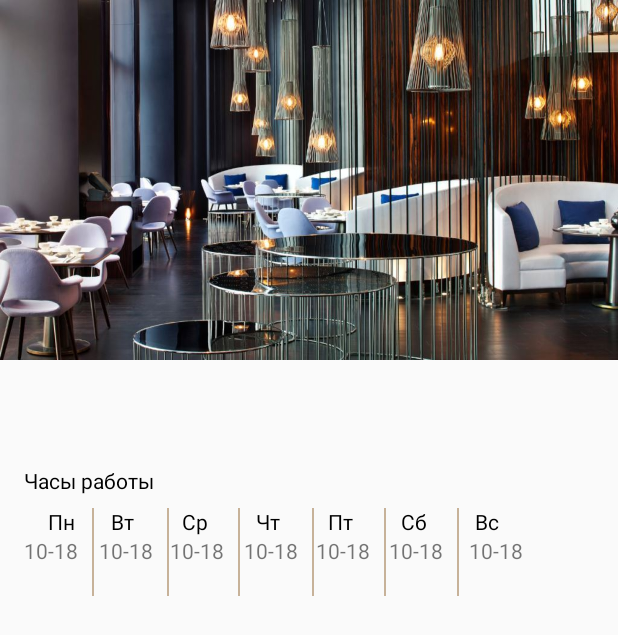
After one commit to Tynx11/Tarex, an Android app: the layout activity_restaraunt.xml on its own in the app's theme, with its tools: preview values and no code run, on a phone screen of 412 x 824 dp. The commit adds this screen. Shown: the top 635 px of the screen. Run offline under Robolectric (Android 15) with nearby library versions, the phone set to English and light mode, and no system bars.

Commit message:
Added activity restaraunt

```diff
--- /dev/null
+++ b/app/src/main/res/drawable/line.xml
@@ -0,0 +1,12 @@
+<?xml version="1.0" encoding="utf-8"?>
+<rotate xmlns:android="http://schemas.android.com/apk/res/android"
+    android:fromDegrees="90"
+    android:toDegrees="90">
+<shape
+    android:shape="line">
+
+    <stroke
+        android:color="#C7B299"
+        android:width="1dp"/>
+</shape>
+</rotate>
--- /dev/null
+++ b/app/src/main/res/layout/activity_restaraunt.xml
@@ -0,0 +1,45 @@
+<android.support.design.widget.CoordinatorLayout
+    xmlns:android="http://schemas.android.com/apk/res/android"
+    xmlns:app="http://schemas.android.com/apk/res-auto"
+    xmlns:tools="http://schemas.android.com/tools"
+    android:layout_width="match_parent"
+    android:layout_height="match_parent"
+    android:fitsSystemWindows="true"
+    >
+
+    <android.support.design.widget.AppBarLayout
+        android:id="@+id/ab_restaraunt"
+        android:layout_width="match_parent"
+        android:layout_height="@dimen/height_app_bar"
+        android:fitsSystemWindows="true"
+        android:theme="@style/ThemeOverlay.AppCompat.Dark.ActionBar">
+
+        <android.support.design.widget.CollapsingToolbarLayout
+            android:id="@+id/ct_restaraunt"
+            android:layout_width="match_parent"
+            android:layout_height="match_parent"
+            android:fitsSystemWindows="true"
+            app:contentScrim="?attr/colorPrimary"
+            app:layout_scrollFlags="scroll|exitUntilCollapsed">
+
+            <ImageView
+                android:id="@+id/iv_restaraunt"
+                android:layout_width="match_parent"
+                android:layout_height="@dimen/height_app_bar"
+                android:fitsSystemWindows="true"
+                android:scaleType="fitXY"
+                app:layout_collapseMode="parallax"
+                tools:src="@drawable/asd"/>
+
+            <android.support.v7.widget.Toolbar
+                android:id="@+id/tb_restaraunt"
+                android:layout_width="match_parent"
+                android:layout_height="?attr/actionBarSize"
+                app:layout_collapseMode="pin"
+                app:popupTheme="@style/ThemeOverlay.AppCompat.Light"/>
+        </android.support.design.widget.CollapsingToolbarLayout>
+    </android.support.design.widget.AppBarLayout>
+
+    <include layout="@layout/layout_restraunt"/>
+
+</android.support.design.widget.CoordinatorLayout>
--- a/app/src/main/res/layout/item_restaraunt.xml
+++ b/app/src/main/res/layout/item_restaraunt.xml
@@ -1,4 +1,5 @@
 <?xml version="1.0" encoding="utf-8"?>
+
 <LinearLayout xmlns:android="http://schemas.android.com/apk/res/android"
     xmlns:app="http://schemas.android.com/apk/res-auto"
     xmlns:tools="http://schemas.android.com/tools"
@@ -6,31 +7,25 @@
     android:layout_width="match_parent"
     android:layout_height="match_parent"
     android:orientation="vertical"
-    android:paddingEnd="16dp"
-    android:paddingStart="16dp">
-
+    android:paddingEnd="@dimen/padding_medium"
+    android:paddingStart="@dimen/padding_medium">
 
     <android.support.v7.widget.CardView
         android:layout_width="match_parent"
         android:layout_height="200dp"
-        android:layout_marginTop="16dp"
-        app:cardCornerRadius="8dp"
-        app:cardElevation="15dp">
+        android:layout_marginTop="@dimen/margin_medium"
+        app:cardCornerRadius="@dimen/card_small"
+        app:cardElevation="@dimen/card_medium">
 
         <com.makeramen.roundedimageview.RoundedImageView
+            android:id="@+id/iv_restaraunt"
             android:layout_width="match_parent"
             android:layout_height="match_parent"
             android:scaleType="centerCrop"
-            android:src="@drawable/asd"
-            app:riv_corner_radius="8dp" />
-
+            tools:src="@drawable/asd"
+            app:riv_corner_radius="@dimen/corner_small" />
 
     </android.support.v7.widget.CardView>
-
-
-
-
-
 
     <RelativeLayout
         android:layout_width="match_parent"
@@ -39,21 +34,21 @@
             android:id="@+id/tv_name"
             android:layout_width="240dp"
             android:layout_height="wrap_content"
-            android:layout_marginTop="16dp"
-            android:layout_marginLeft="8dp"
+            android:layout_marginTop="@dimen/margin_medium"
+            android:layout_marginLeft="@dimen/margin_small"
             android:typeface="sans"
             android:textColor="@color/colorBlack"
-            android:textSize="16sp"
-            tools:text="HUMO Chaihona restaraunt" />
+            android:textSize="@dimen/text_medium"
+            tools:text="@string/name_restaraunt" />
         <TextView
             android:id="@+id/tv_description"
             android:layout_width="match_parent"
             android:layout_height="35dp"
             android:layout_below="@id/tv_name"
-            android:layout_marginTop="4dp"
-            android:layout_marginLeft="8dp"
-            android:layout_marginRight="40dp"
-            tools:text="Lorem ipsum dolar sit amet, consectetur adiping elit. "/>
+            android:layout_marginTop="@dimen/margin_xsmall"
+            android:layout_marginLeft="@dimen/margin_small"
+            android:layout_marginRight="@dimen/margin_xxlarge"
+            tools:text="@string/lorem_ipsum"/>
         <LinearLayout
             android:layout_width="wrap_content"
             android:layout_height="wrap_content"
@@ -62,32 +57,32 @@
                 android:id="@+id/iv_rybl_1"
                 android:layout_width="20dp"
                 android:layout_height="20dp"
-                android:layout_marginTop="16dp"
+                android:layout_marginTop="@dimen/margin_medium"
                 android:src="@drawable/ryblyellow"/>
             <ImageView
                 android:id="@+id/iv_rybl_2"
                 android:layout_width="20dp"
                 android:layout_height="20dp"
                 android:layout_toEndOf="@id/iv_rybl_1"
-                android:layout_marginTop="16dp"
+                android:layout_marginTop="@dimen/margin_medium"
                 android:src="@drawable/ryblyellow"/>
             <ImageView
                 android:id="@+id/iv_rybl_3"
                 android:layout_width="20dp"
                 android:layout_height="20dp"
-                android:layout_marginTop="16dp"
+                android:layout_marginTop="@dimen/margin_medium"
                 android:src="@drawable/ryblyellow"/>
             <ImageView
                 android:id="@+id/iv_rybl_4"
                 android:layout_width="20dp"
                 android:layout_height="20dp"
-                android:layout_marginTop="16dp"
+                android:layout_marginTop="@dimen/margin_medium"
                 android:src="@drawable/ryblgrey"/>
             <ImageView
                 android:id="@+id/iv_rybl_5"
                 android:layout_width="20dp"
                 android:layout_height="20dp"
-                android:layout_marginTop="16dp"
+                android:layout_marginTop="@dimen/margin_medium"
                 android:src="@drawable/ryblgrey"/>
 
         </LinearLayout>
--- /dev/null
+++ b/app/src/main/res/layout/layout_restraunt.xml
@@ -0,0 +1,206 @@
+<?xml version="1.0" encoding="utf-8"?>
+<android.support.v4.widget.NestedScrollView xmlns:android="http://schemas.android.com/apk/res/android"
+    xmlns:app="http://schemas.android.com/apk/res-auto"
+    xmlns:tools="http://schemas.android.com/tools"
+    android:layout_width="match_parent"
+    android:layout_height="match_parent"
+    app:layout_behavior="@string/appbar_scrolling_view_behavior"
+    tools:showIn="@layout/activity_restaraunt">
+
+    <LinearLayout
+        android:layout_width="match_parent"
+        android:layout_height="wrap_content"
+        android:layout_marginEnd="@dimen/margin_medium"
+        android:layout_marginStart="@dimen/margin_medium"
+        android:orientation="vertical">
+
+        <TextView
+            android:id="@+id/tv_name_restaraunt"
+            android:layout_width="wrap_content"
+            android:layout_height="wrap_content"
+            android:layout_marginTop="@dimen/margin_medium"
+            android:textColor="@color/colorBlack"
+            android:textSize="@dimen/text_large"
+            tools:text="@string/name_restaraunt"/>
+
+        <TextView
+            android:id="@+id/tv_description_details_restaraunt"
+            android:layout_width="wrap_content"
+            android:layout_height="wrap_content"
+            android:textColor="@color/colorPrimaryDark"
+            android:textSize="@dimen/text_small"
+            tools:text="Аделя Кутуя ул., 16 " />
+        <TextView
+            android:layout_width="wrap_content"
+            android:layout_height="wrap_content"
+            android:layout_marginTop="@dimen/margin_small"
+            android:textColor="@color/colorBlack"
+            android:text="@string/working_hours"/>
+<HorizontalScrollView
+    android:layout_width="wrap_content"
+    android:layout_height="wrap_content">
+        <RelativeLayout
+            android:layout_width="match_parent"
+            android:layout_height="wrap_content"
+            android:layout_marginTop="@dimen/margin_small"
+            android:orientation="horizontal">
+
+            <TextView
+                android:id="@+id/tv_1"
+                android:layout_width="wrap_content"
+                android:layout_height="wrap_content"
+                android:layout_marginLeft="@dimen/margin_medium"
+                android:layout_marginRight="@dimen/margin_medium"
+                android:textColor="@color/colorBlack"
+                android:text="@string/monday"/>
+
+            <TextView
+                android:layout_width="wrap_content"
+                android:layout_height="wrap_content"
+                android:layout_below="@id/tv_1"
+                android:text="10-18"/>
+
+            <ImageView
+                android:layout_width="60dp"
+                android:layout_height="60dp"
+                android:layout_marginLeft="@dimen/margin_medium"
+                android:src="@drawable/line"/>
+
+            <TextView
+                android:id="@+id/tv_2"
+                android:layout_width="wrap_content"
+                android:layout_height="wrap_content"
+                android:layout_toRightOf="@id/tv_1"
+                android:layout_marginLeft="@dimen/margin_small"
+                android:layout_marginRight="@dimen/margin_large"
+                android:textColor="@color/colorBlack"
+                android:text="@string/tuesday"/>
+            <TextView
+                android:layout_width="wrap_content"
+                android:layout_height="wrap_content"
+                android:layout_toRightOf="@id/tv_1"
+                android:layout_below="@id/tv_2"
+                android:text="10-18"/>
+            <ImageView
+                android:layout_width="60dp"
+                android:layout_height="60dp"
+                android:layout_marginLeft="@dimen/margin_medium"
+                android:src="@drawable/line"
+                android:layout_toRightOf="@id/tv_1"/>
+
+            <TextView
+                android:id="@+id/tv_3"
+                android:layout_width="wrap_content"
+                android:layout_height="wrap_content"
+                android:layout_toRightOf="@id/tv_2"
+                android:layout_marginLeft="@dimen/margin_small"
+                android:layout_marginRight="@dimen/margin_large"
+                android:textColor="@color/colorBlack"
+                android:text="@string/wednesday"/>
+            <TextView
+                android:layout_width="wrap_content"
+                android:layout_height="wrap_content"
+                android:layout_toRightOf="@id/tv_2"
+                android:layout_below="@id/tv_3"
+                android:text="10-18"/>
+            <ImageView
+                android:layout_width="60dp"
+                android:layout_height="60dp"
+                android:layout_marginLeft="@dimen/margin_medium"
+                android:src="@drawable/line"
+                android:layout_toRightOf="@id/tv_2"/>
+            <TextView
+                android:id="@+id/tv_4"
+                android:layout_width="wrap_content"
+                android:layout_height="wrap_content"
+                android:layout_toRightOf="@id/tv_3"
+                android:layout_marginLeft="@dimen/margin_small"
+                android:layout_marginRight="@dimen/margin_large"
+                android:textColor="@color/colorBlack"
+                android:text="@string/thursday"/>
+            <TextView
+                android:layout_width="wrap_content"
+                android:layout_height="wrap_content"
+                android:layout_toRightOf="@id/tv_3"
+                android:layout_below="@id/tv_4"
+                android:text="10-18"/>
+            <ImageView
+                android:layout_width="60dp"
+                android:layout_height="60dp"
+                android:layout_marginLeft="@dimen/margin_medium"
+                android:src="@drawable/line"
+                android:layout_toRightOf="@id/tv_3"/>
+            <TextView
+                android:id="@+id/tv_5"
+                android:layout_width="wrap_content"
+                android:layout_height="wrap_content"
+                android:layout_toRightOf="@id/tv_4"
+                android:layout_marginLeft="@dimen/margin_small"
+                android:layout_marginRight="@dimen/margin_large"
+                android:textColor="@color/colorBlack"
+                android:text="@string/friday"/>
+            <TextView
+                android:layout_width="wrap_content"
+                android:layout_height="wrap_content"
+                android:layout_toRightOf="@id/tv_4"
+                android:layout_below="@id/tv_5"
+                android:text="10-18"/>
+            <ImageView
+                android:layout_width="60dp"
+                android:layout_height="60dp"
+                android:layout_marginLeft="@dimen/margin_medium"
+                android:src="@drawable/line"
+                android:layout_toRightOf="@id/tv_4"/>
+            <TextView
+                android:id="@+id/tv_6"
+                android:layout_width="wrap_content"
+                android:layout_height="wrap_content"
+                android:layout_toRightOf="@id/tv_5"
+                android:layout_marginLeft="@dimen/margin_small"
+                android:layout_marginRight="@dimen/margin_xlarge"
+                android:textColor="@color/colorBlack"
+                android:text="@string/saturday"/>
+            <TextView
+                android:layout_width="wrap_content"
+                android:layout_height="wrap_content"
+                android:layout_toRightOf="@id/tv_5"
+                android:layout_below="@id/tv_6"
+                android:text="10-18"/>
+            <ImageView
+                android:layout_width="60dp"
+                android:layout_height="60dp"
+                android:layout_marginLeft="@dimen/margin_medium"
+                android:src="@drawable/line"
+                android:layout_toRightOf="@id/tv_5"/>
+            <TextView
+                android:id="@+id/tv_7"
+                android:layout_width="wrap_content"
+                android:layout_height="wrap_content"
+                android:layout_toRightOf="@id/tv_6"
+                android:textColor="@color/colorBlack"
+                android:text="@string/sunday"/>
+            <TextView
+                android:layout_width="wrap_content"
+                android:layout_height="wrap_content"
+                android:layout_marginLeft="-4dp"
+                android:layout_toRightOf="@id/tv_6"
+                android:layout_below="@id/tv_7"
+                android:text="10-18"/>
+
+
+
+
+
+        </RelativeLayout>
+</HorizontalScrollView>
+
+        <ProgressBar
+            android:id="@+id/progress_loader"
+            style="?android:attr/progressBarStyle"
+            android:layout_width="match_parent"
+            android:layout_height="wrap_content"
+            android:layout_marginTop="@dimen/text_medium"
+            android:visibility="gone"
+            tools:visibility="visible"/>
+    </LinearLayout>
+</android.support.v4.widget.NestedScrollView>
--- a/app/src/main/res/values/colors.xml
+++ b/app/src/main/res/values/colors.xml
@@ -4,5 +4,5 @@
     <color name="colorPrimaryDark">#303F9F</color>
     <color name="colorAccent">#FF4081</color>
     <color name="colorBlack">#000000</color>
-    <color name="colorWhite">#FFFFFF</color>
+    <color name="colorActionBar">#d2d2d2</color>
 </resources>
--- /dev/null
+++ b/app/src/main/res/values/dimens.xml
@@ -0,0 +1,44 @@
+<?xml version="1.0" encoding="utf-8"?>
+<resources>
+
+    <dimen name="margin_xsmall">4dp</dimen>
+    <dimen name="margin_small">8dp</dimen>
+    <dimen name="margin_medium">16dp</dimen>
+    <dimen name="margin_large">24dp</dimen>
+    <dimen name="margin_xlarge">32dp</dimen>
+    <dimen name="margin_xxlarge">40dp</dimen>
+
+    <dimen name="padding_xsmall">4dp</dimen>
+    <dimen name="padding_small">8dp</dimen>
+    <dimen name="padding_10">10dp</dimen>
+    <dimen name="padding_medium">16dp</dimen>
+    <dimen name="padding_large">24dp</dimen>
+    <dimen name="padding_xlarge">32dp</dimen>
+
+    <dimen name="text_xsmall">12sp</dimen>
+    <dimen name="text_small">14sp</dimen>
+    <dimen name="text_medium">16sp</dimen>
+    <dimen name="text.18">18sp</dimen>
+    <dimen name="text_large">20sp</dimen>
+    <dimen name="text_xlarge">22sp</dimen>
+    <dimen name="text_xxlarge">24sp</dimen>
+    <dimen name="text_xxxlarge">32sp</dimen>
+
+    <dimen name="height_nav_header">240dp</dimen>
+    <dimen name="height_app_bar">240dp</dimen>
+    <dimen name="height_grid_view">90dp</dimen>
+    <dimen name="size_image_list">48dp</dimen>
+    <dimen name="size_item_large">72dp</dimen>
+
+    <dimen name="card_small">8dp</dimen>
+    <dimen name="card_medium">16dp</dimen>
+
+    <dimen name="corner_small">8dp</dimen>
+
+
+
+    <dimen name="grid_horizontal_spacing">10dp</dimen>
+    <dimen name="grid_vertical_spacing">10dp</dimen>
+
+
+</resources>
--- a/app/src/main/res/values/strings.xml
+++ b/app/src/main/res/values/strings.xml
@@ -1,3 +1,14 @@
 <resources>
     <string name="app_name">Tarex</string>
+    <string name="lorem_ipsum">Lorem ipsum dolar sit amet, consectetur adiping elit.</string>
+    <string name="name_restaraunt">HUMO Chaihona restaraunt</string>
+    <string name="title_description">Description</string>
+    <string name="working_hours">Часы работы</string>
+    <string name="monday">Пн</string>
+    <string name="tuesday">Вт</string>
+    <string name="wednesday">Ср</string>
+    <string name="thursday">Чт</string>
+    <string name="friday">Пт</string>
+    <string name="saturday">Сб</string>
+    <string name="sunday">Вс</string>
 </resources>
--- a/app/src/main/res/values/styles.xml
+++ b/app/src/main/res/values/styles.xml
@@ -1,11 +1,15 @@
 <resources>
 
-    <!-- Base application theme. -->
-    <style name="AppTheme" parent="Theme.AppCompat.Light.DarkActionBar">
+    <style name="AppTheme" parent="Theme.AppCompat.Light">
         <!-- Customize your theme here. -->
-        <item name="colorPrimary">@color/colorWhite</item>
+        <item name="colorPrimary">@color/colorPrimary</item>
         <item name="colorPrimaryDark">@color/colorPrimaryDark</item>
         <item name="colorAccent">@color/colorAccent</item>
+        <item name="windowActionBar">false</item>
+        <item name="windowNoTitle">true</item>
+        <item name="android:statusBarColor">@color/colorPrimaryDark</item>
+        <item name="android:windowDrawsSystemBarBackgrounds">true</item>
+        <item name="android:windowTranslucentStatus">false</item>
     </style>
 
 </resources>
```
